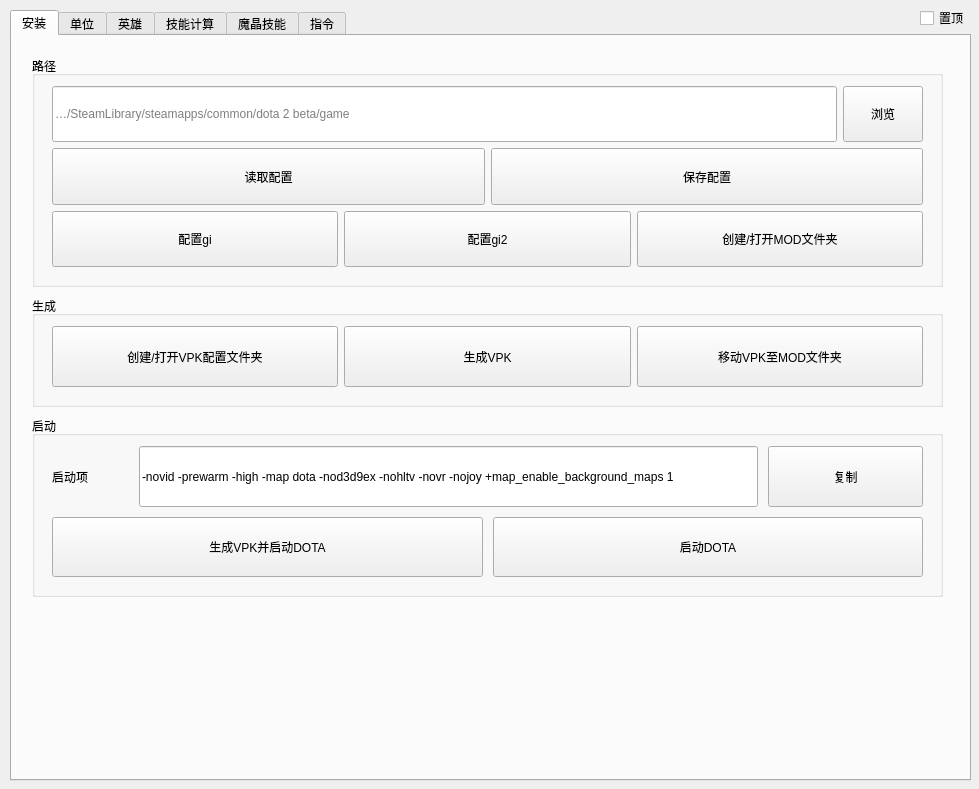
Above: untitled.ui from JeremyChim/Dota-Tool before the change. Below: the same form after it.
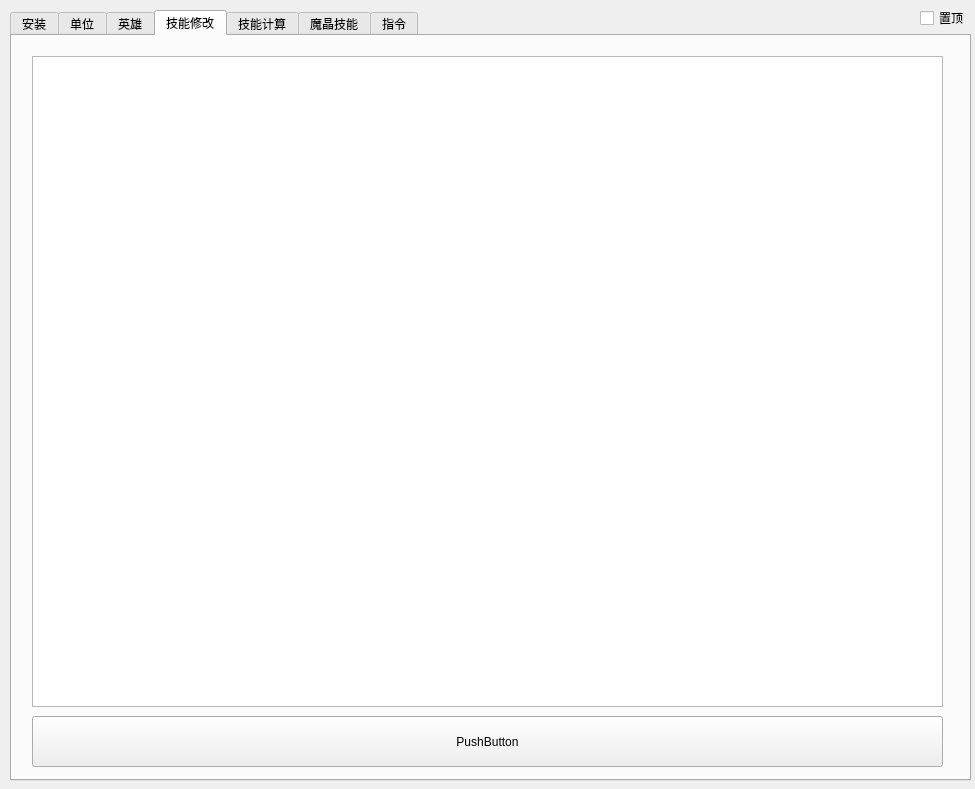
That is the form after the change.

Diff of the .ui file:
```diff
--- a/untitled.ui
+++ b/untitled.ui
@@ -6,7 +6,7 @@
    <rect>
     <x>0</x>
     <y>0</y>
-    <width>979</width>
+    <width>975</width>
     <height>789</height>
    </rect>
   </property>
@@ -41,7 +41,7 @@
 }</string>
    </property>
    <property name="currentIndex">
-    <number>0</number>
+    <number>3</number>
    </property>
    <widget class="QWidget" name="tab_5">
     <attribute name="title">
@@ -1873,6 +1873,46 @@
      </widget>
     </widget>
    </widget>
+   <widget class="QWidget" name="tab_7">
+    <attribute name="title">
+     <string>技能修改</string>
+    </attribute>
+    <widget class="QListView" name="listView">
+     <property name="geometry">
+      <rect>
+       <x>20</x>
+       <y>20</y>
+       <width>911</width>
+       <height>651</height>
+      </rect>
+     </property>
+     <property name="font">
+      <font>
+       <family>Consolas</family>
+       <pointsize>8</pointsize>
+       <weight>50</weight>
+       <italic>false</italic>
+       <bold>false</bold>
+      </font>
+     </property>
+     <property name="styleSheet">
+      <string notr="true">font: 8pt &quot;Consolas&quot;;</string>
+     </property>
+    </widget>
+    <widget class="QPushButton" name="pushButton">
+     <property name="geometry">
+      <rect>
+       <x>20</x>
+       <y>680</y>
+       <width>911</width>
+       <height>51</height>
+      </rect>
+     </property>
+     <property name="text">
+      <string>PushButton</string>
+     </property>
+    </widget>
+   </widget>
    <widget class="QWidget" name="tab_6">
     <attribute name="title">
      <string>技能计算</string>
```
Left out of the diff: 5 changed lines with no effect on the pictures.
